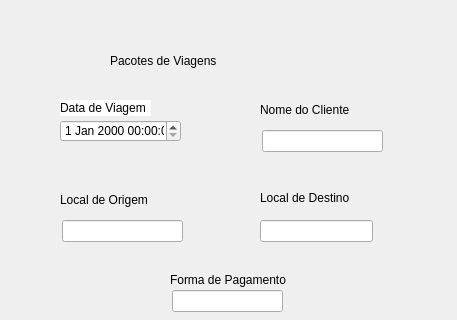
This is Tela4.ui in luizjalex/luizsituacao4 as Qt 5 draws it before an edit; both pictures show x 0 to 457 and y 0 to 320 of the 457 by 459 pixel window. The edited form follows.
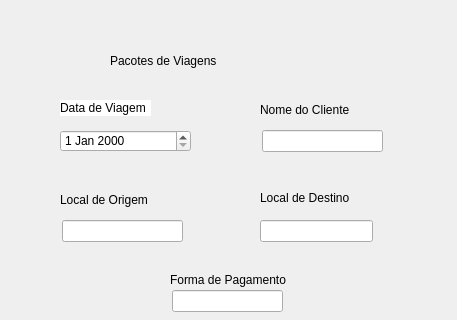
This is the edited form.

The edit to the form file:
```diff
--- a/Tela4.ui
+++ b/Tela4.ui
@@ -159,16 +159,6 @@
     </rect>
    </property>
   </widget>
-  <widget class="QDateTimeEdit" name="caixaDatadaViagem">
-   <property name="geometry">
-    <rect>
-     <x>60</x>
-     <y>120</y>
-     <width>121</width>
-     <height>22</height>
-    </rect>
-   </property>
-  </widget>
   <widget class="QLabel" name="label_6">
    <property name="geometry">
     <rect>
@@ -188,6 +178,16 @@
     <string>Pacotes de Viagens</string>
    </property>
   </widget>
+  <widget class="QDateEdit" name="caixaDatadaViagem">
+   <property name="geometry">
+    <rect>
+     <x>60</x>
+     <y>130</y>
+     <width>131</width>
+     <height>22</height>
+    </rect>
+   </property>
+  </widget>
  </widget>
  <resources/>
  <connections/>
```
Left out of the diff: 2 changed lines with no effect on the pictures.
